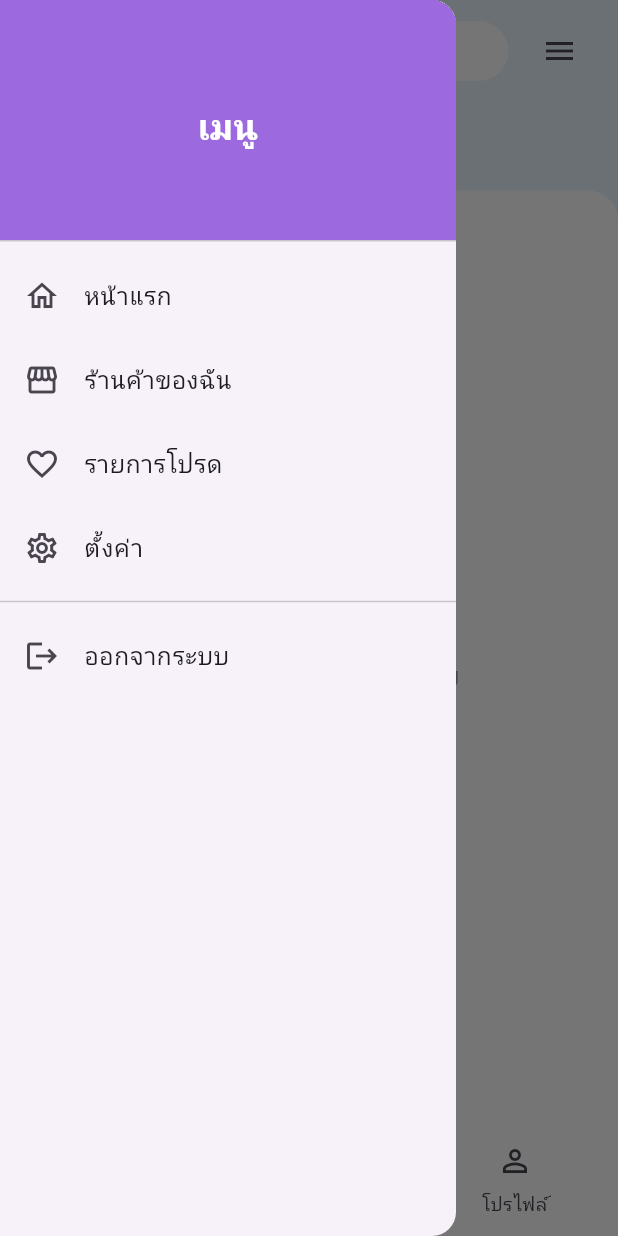
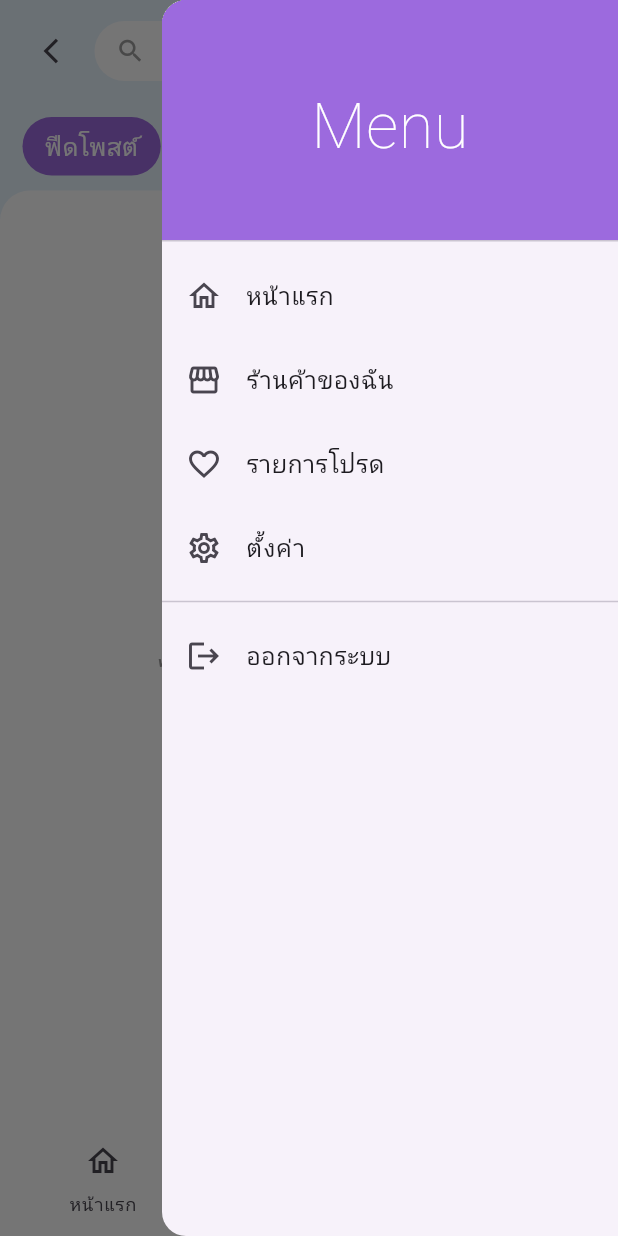
Before and after one commit to Mistergunth/banbanshop, a Flutter app: the FeedPage screen opened directly with empty values, with the side drawer open, on a phone screen of 412 x 824 dp. Run offline on Flutter 3.47's test engine with Material 3 defaults, Android fonts, the phone set to English and light mode, and no system bars; our stand-ins replace google_fonts; Roboto replaces fonts that are missing (Kanit).

Commit message:
feed update

```diff
--- a/banbanshop/analysis_options.yaml
+++ b/banbanshop/analysis_options.yaml
@@ -7,6 +7,9 @@
 
 # The following line activates a set of recommended lints for Flutter apps,
 # packages, and plugins designed to encourage good coding practices.
+analyzer:
+  errors:
+    non_constant_identifier_names: ignore
 include: package:flutter_lints/flutter.yaml
 
 linter:
--- a/banbanshop/lib/screens/feed_page.dart
+++ b/banbanshop/lib/screens/feed_page.dart
@@ -1,3 +1,5 @@
+// ignore_for_file: deprecated_member_use, library_private_types_in_public_api
+
 import 'package:flutter/material.dart';
 
 class FeedPage extends StatefulWidget {
@@ -11,7 +13,9 @@ class FeedPage extends StatefulWidget {
   });
 
   @override
-  // ignore: library_private_types_in_public_api
+  // เนื่องจาก createState เป็นส่วนหนึ่งของ StatefulWidget ที่ไม่ได้ถูกเรียกใช้ภายนอกโดยตรง
+  // และไม่ได้เป็น public type ที่ต้องการการอ้างอิงถึง libary_private_types_in_public_api
+  // จึงไม่จำเป็นต้องใช้ ignore: library_private_types_in_public_api ที่นี่แล้ว
   _FeedPageState createState() => _FeedPageState();
 }
 
@@ -22,7 +26,7 @@ class Post {
   final String category;
   final String title;
   final String imageUrl;
-  final String avatarImageUrl;
+  final String avatarImageUrl; // เพิ่ม field นี้
   final String province;
   final String productCategory;
 
@@ -33,7 +37,7 @@ class Post {
     required this.category,
     required this.title,
     required this.imageUrl,
-    required this.avatarImageUrl,
+    required this.avatarImageUrl, // กำหนดให้เป็น required
     required this.province,
     required this.productCategory,
   });
@@ -78,6 +82,7 @@ class _FeedPageState extends State<FeedPage> {
   String selectedFilter = 'ฟีดโพสต์';
 
   // ตัวอย่างข้อมูล Post
+  // อัปเดต avatarImageUrl ให้เป็น URL ที่สามารถโหลดได้จริง หรือเป็น asset path ที่ถูกต้อง
   final List<Post> posts = [
     Post(
       id: '1',
@@ -85,7 +90,7 @@ class _FeedPageState extends State<FeedPage> {
       timeAgo: '1 นาที',
       category: 'อาหาร & เครื่องดื่ม',
       title: 'มาเด้อ เนื้อโคขุน สนใจกด "สั่งเลย"',
-      avatarImageUrl: 'banbanshop/lib/images/avatar1.jpg',
+      avatarImageUrl: 'assets/images/avatar1.jpg', // ตัวอย่าง URL รูปโปรไฟล์
       imageUrl: 'https://img.wongnai.com/p/1600x0/2021/06/01/354e5af8ab1e40cf85cf3c10f4331677.jpg',
       province: 'สกลนคร',
       productCategory: 'อาหาร & เครื่องดื่ม',
@@ -96,7 +101,7 @@ class _FeedPageState extends State<FeedPage> {
       timeAgo: '15 นาที',
       category: 'เสื้อผ้า',
       title: 'เสื้อยืดคุณภาพดี ราคาถูก มีหลายสี',
-      avatarImageUrl: 'https://images.unsplash.com/photo-1501594907352-8f0c1b3d4e5f?w=160',
+      avatarImageUrl: 'https://cdn.pixabay.com/photo/2015/10/05/22/37/blank-profile-picture-973460_960_720.png', // ตัวอย่าง URL รูปโปรไฟล์
       imageUrl: 'https://images.unsplash.com/photo-1521572163474-6864f9cf17ab?w=400',
       province: 'สกลนคร',
       productCategory: 'เสื้อผ้า',
@@ -105,12 +110,12 @@ class _FeedPageState extends State<FeedPage> {
       id: '3',
       shopName: 'ร้านอุปกรณ์กีฬา',
       timeAgo: '30 นาที',
-      category: 'กีฬา',
+      category: 'กีฬา & กิจกรรม',
       title: 'รองเท้าวิ่งรุ่นใหม่ล่าสุด ลด 20%',
-      avatarImageUrl: 'https://images.unsplash.com/photo-1501594907352-8f0c1b3d4e5f?w=160',
+      avatarImageUrl: 'https://cdn.pixabay.com/photo/2015/10/05/22/37/blank-profile-picture-973460_960_720.png', // ตัวอย่าง URL รูปโปรไฟล์
       imageUrl: 'https://images.unsplash.com/photo-1542291026-79eddc8727ae?w=400',
-      province: 'กรุงเทพฯ',
-      productCategory: 'กีฬา',
+      province: 'กรุงเทพมหานคร',
+      productCategory: 'กีฬา & กิจกรรม',
     ),
   ];
 
@@ -139,18 +144,17 @@ class _FeedPageState extends State<FeedPage> {
   Widget build(BuildContext context) {
     return Scaffold(
       backgroundColor: const Color(0xFFE8F4FD),
-      // --- เพิ่ม Drawer ตรงนี้ ---
-      drawer: const Drawer(
+      endDrawer: const Drawer(
         child: Column(
           children: [
             DrawerHeader(
               decoration: BoxDecoration(
-                color: Color(0xFF9C6ADE), // ใช้สีเดียวกับธีมของคุณ
+                color: Color(0xFF9C6ADE),
               ),
               child: Center(
                 child: Text(
-                  'เมนู',
-                  style: TextStyle(color: Colors.white, fontSize: 24, fontWeight: FontWeight.bold),
+                  'Menu',
+                  style: TextStyle(color: Colors.white, fontSize: 42, fontWeight: FontWeight.w200),
                 ),
               ),
             ),
@@ -183,7 +187,6 @@ class _FeedPageState extends State<FeedPage> {
           ],
         ),
       ),
-
       body: SafeArea(
         child: Column(
           children: [
@@ -206,7 +209,6 @@ class _FeedPageState extends State<FeedPage> {
                         controller: searchController,
                         onChanged: (value) {
                           setState(() {
-                            // อัปเดต UI เมื่อมีการพิมพ์ข้อความค้นหา
                           });
                         },
                         decoration: InputDecoration(
@@ -220,13 +222,12 @@ class _FeedPageState extends State<FeedPage> {
                     ),
                   ),
                   const SizedBox(width: 10),
-                  // --- เปลี่ยน Icon เป็น IconButton และเพิ่ม onPressed เพื่อเปิด Drawer ---
                   Builder(
                     builder: (BuildContext innerContext) {
                       return IconButton(
                         icon: const Icon(Icons.menu, size: 24),
                         onPressed: () {
-                          Scaffold.of(innerContext).openDrawer(); // เปิด Drawer
+                          Scaffold.of(innerContext).openEndDrawer();
                         },
                       );
                     },
@@ -348,7 +349,7 @@ class PostCard extends StatelessWidget {
         borderRadius: BorderRadius.circular(15),
         boxShadow: [
           BoxShadow(
-            // ignore: deprecated_member_use
+            // ไม่จำเป็นต้องใช้ ignore: deprecated_member_use อีกแล้ว
             color: Colors.grey.withOpacity(0.1),
             blurRadius: 8,
             offset: const Offset(0, 4),
@@ -365,7 +366,8 @@ class PostCard extends StatelessWidget {
               children: [
                 CircleAvatar(
                   radius: 20,
-                  backgroundImage: NetworkImage(post.avatarImageUrl),
+                  // ใช้ post.avatarImageUrl สำหรับรูปโปรไฟล์
+                  backgroundImage: AssetImage(post.avatarImageUrl),
                 ),
                 const SizedBox(width: 12),
                 Expanded(
@@ -463,7 +465,7 @@ class PostCard extends StatelessWidget {
 class ActionButton extends StatelessWidget {
   final String text;
 
-  const ActionButton({super.key, required this.text}); // เพิ่ม super.key
+  const ActionButton({super.key, required this.text});
 
   @override
   Widget build(BuildContext context) {
```
